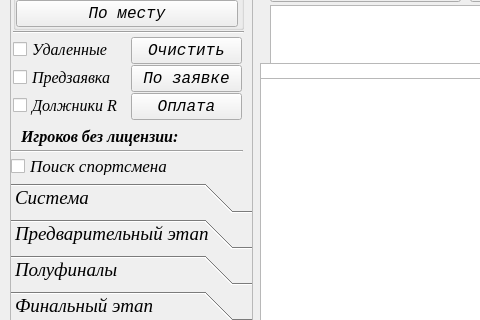
Qt form UI/main_window.ui (Kaspar0810/Competitions_TT_SQL) before a commit; both pictures show x 0 to 480 and y 374 to 694 of the 1111 by 827 pixel window.
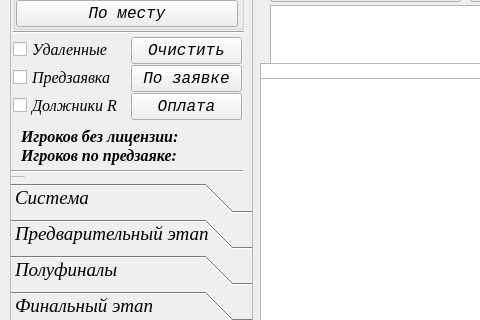
The same form after that commit. The open tabs and pages were chosen to show the change.

The edit to the form file:
```diff
--- a/UI/main_window.ui
+++ b/UI/main_window.ui
@@ -4610,7 +4610,7 @@
       <property name="geometry">
        <rect>
         <x>0</x>
-        <y>448</y>
+        <y>465</y>
         <width>231</width>
         <height>18</height>
        </rect>
@@ -4634,7 +4634,7 @@
       <property name="geometry">
        <rect>
         <x>0</x>
-        <y>434</y>
+        <y>454</y>
         <width>232</width>
         <height>16</height>
        </rect>
@@ -5041,6 +5041,28 @@
        </item>
       </layout>
      </widget>
+     <widget class="QLabel" name="label_predzayavka">
+      <property name="geometry">
+       <rect>
+        <x>10</x>
+        <y>436</y>
+        <width>221</width>
+        <height>21</height>
+       </rect>
+      </property>
+      <property name="font">
+       <font>
+        <family>Times New Roman</family>
+        <pointsize>12</pointsize>
+        <weight>75</weight>
+        <italic>true</italic>
+        <bold>true</bold>
+       </font>
+      </property>
+      <property name="text">
+       <string>Игроков по предзаяке:</string>
+      </property>
+     </widget>
     </widget>
     <widget class="QWidget" name="page_6">
      <property name="geometry">
```
Left out of the diff: 4 changed lines with no effect on the pictures.
